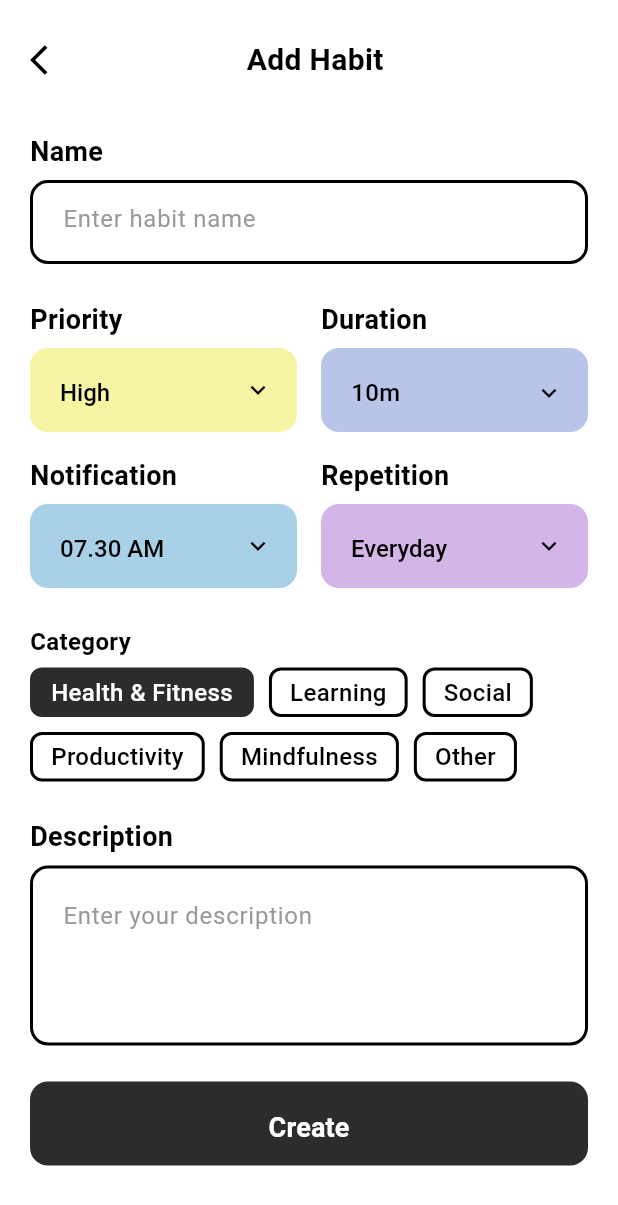
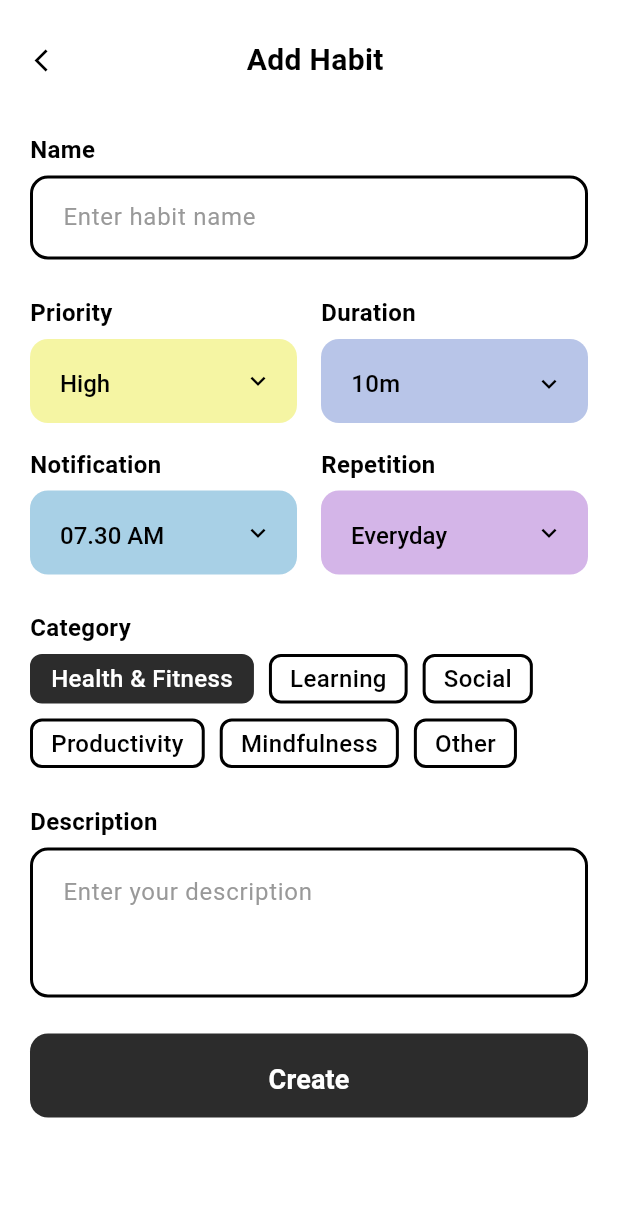
Before and after one commit to ahmed-sufi7/Habify, a Flutter app: the AddHabitScreen screen opened by its route, on a phone screen of 412 x 824 dp. Shown: the top 1205 px of the screen. Run offline on Flutter 3.47's test engine with Material 3 defaults, Android fonts, the phone set to English and light mode, and no system bars; our stand-ins replace firebase_core, shared_preferences, sqflite; accounts and stored records are empty.

Commit message:
Add habit Screen

```diff
--- a/lib/screens/add_habit/add_habit_screen.dart
+++ b/lib/screens/add_habit/add_habit_screen.dart
@@ -69,7 +69,9 @@ class _AddHabitScreenState extends State<AddHabitScreen> with TickerProviderStat
     return Scaffold(
       backgroundColor: const Color(0xFFFFFFFF), // layout.screen.backgroundColor
       appBar: _buildAppBar(),
-      body: _buildBody(),
+      body: SingleChildScrollView(
+        child: _buildScrollableBody(),
+      ),
     );
   }
 
@@ -88,7 +90,7 @@ class _AddHabitScreenState extends State<AddHabitScreen> with TickerProviderStat
                 child: IconButton(
                   icon: const Icon(
                     Icons.arrow_back_ios, // navigation.type: minimal_arrow
-                    size: 24,
+                    size: 18,
                     color: Color(0xFF000000), // primary.text
                   ),
                   onPressed: () => Navigator.of(context).pop(),
@@ -116,7 +118,7 @@ class _AddHabitScreenState extends State<AddHabitScreen> with TickerProviderStat
     );
   }
 
-  Widget _buildBody() {
+  Widget _buildScrollableBody() {
     return Padding(
       padding: const EdgeInsets.fromLTRB(20, 8, 20, 20), // Reduced top padding from 20 to 8
       child: Column(
@@ -140,11 +142,11 @@ class _AddHabitScreenState extends State<AddHabitScreen> with TickerProviderStat
 
           // Description field
           _buildDescriptionField(),
-          const SizedBox(height: 24), // Reduced section gap
+          const SizedBox(height: 24), // Spacing before button
 
           // Create button
           _buildCreateButton(),
-          const SizedBox(height: 14), // Reduced bottom spacing to fix overflow
+          const SizedBox(height: 20), // Bottom spacing for scroll content
         ],
       ),
     );
@@ -157,7 +159,7 @@ class _AddHabitScreenState extends State<AddHabitScreen> with TickerProviderStat
         Text(
           'Name',
           style: const TextStyle(
-            fontSize: 18, // typography.hierarchy.sectionLabel.fontSize
+            fontSize: 16, // typography.hierarchy.sectionLabel.fontSize
             fontWeight: FontWeight.w600, // Matched to Category title font weight
             color: Color(0xFF000000), // typography.hierarchy.sectionLabel.color
           ),
@@ -173,12 +175,16 @@ class _AddHabitScreenState extends State<AddHabitScreen> with TickerProviderStat
               width: 2,
             ),
           ),
+          child: Center(
             child: TextFormField(
               controller: _nameController,
+              textAlign: TextAlign.start,
+              textAlignVertical: TextAlignVertical.center,
               style: const TextStyle(
                 fontSize: 16,
                 fontWeight: FontWeight.w400,
                 color: Color(0xFF000000),
+                height: 1.0, // Set line height to prevent extra spacing
               ),
               decoration: InputDecoration(
                 hintText: 'Enter habit name', // formStructure.sections[0].placeholder
@@ -186,14 +192,18 @@ class _AddHabitScreenState extends State<AddHabitScreen> with TickerProviderStat
                   fontSize: 16, // typography.hierarchy.placeholderText.fontSize
                   fontWeight: FontWeight.w400, // typography.hierarchy.placeholderText.fontWeight
                   color: Color(0xFF999999), // typography.hierarchy.placeholderText.color
+                  height: 1.0, // Match the text height
                 ),
                 contentPadding: const EdgeInsets.symmetric(
-                horizontal: 20, // components.textInput.padding
-                vertical: 16,
+                  horizontal: 20,
+                  vertical: 0, // Let Center widget handle vertical centering
                 ),
                 border: InputBorder.none,
                 enabledBorder: InputBorder.none,
                 focusedBorder: InputBorder.none,
+                isDense: true, // Remove default vertical padding
+                floatingLabelBehavior: FloatingLabelBehavior.never,
+              ),
             ),
           ),
         ),
@@ -260,7 +270,7 @@ class _AddHabitScreenState extends State<AddHabitScreen> with TickerProviderStat
         Text(
           label,
           style: const TextStyle(
-            fontSize: 18, // typography.hierarchy.sectionLabel.fontSize
+            fontSize: 16, // typography.hierarchy.sectionLabel.fontSize
             fontWeight: FontWeight.w600, // Matched to Category title font weight
             color: Color(0xFF000000), // typography.hierarchy.sectionLabel.color
           ),
@@ -329,7 +339,7 @@ class _AddHabitScreenState extends State<AddHabitScreen> with TickerProviderStat
         Text(
           'Duration',
           style: const TextStyle(
-            fontSize: 18, // typography.hierarchy.sectionLabel.fontSize
+            fontSize: 16, // typography.hierarchy.sectionLabel.fontSize
             fontWeight: FontWeight.w600, // Matched to Category title font weight
             color: Color(0xFF000000), // typography.hierarchy.sectionLabel.color
           ),
@@ -481,7 +491,7 @@ class _AddHabitScreenState extends State<AddHabitScreen> with TickerProviderStat
         Text(
           'Description',
           style: const TextStyle(
-            fontSize: 18, // typography.hierarchy.sectionLabel.fontSize
+            fontSize: 16, // typography.hierarchy.sectionLabel.fontSize
             fontWeight: FontWeight.w600, // Matched to Category title font weight
             color: Color(0xFF000000), // typography.hierarchy.sectionLabel.color
           ),
@@ -489,7 +499,7 @@ class _AddHabitScreenState extends State<AddHabitScreen> with TickerProviderStat
         const SizedBox(height: 6), // Reduced label to field spacing
         Container(
           constraints: const BoxConstraints(
-            minHeight: 120, // components.textArea.minHeight
+            minHeight: 100, // Increased from 80 to make it taller
           ),
           decoration: BoxDecoration(
             color: const Color(0xFFFFFFFF), // components.textArea.backgroundColor
@@ -507,6 +517,7 @@ class _AddHabitScreenState extends State<AddHabitScreen> with TickerProviderStat
               fontSize: 16,
               fontWeight: FontWeight.w400,
               color: Color(0xFF000000),
+              height: 1.4, // Better line height for multiline text
             ),
             decoration: InputDecoration(
               hintText: 'Enter your description', // formStructure.sections[4].placeholder
@@ -514,11 +525,16 @@ class _AddHabitScreenState extends State<AddHabitScreen> with TickerProviderStat
                 fontSize: 16, // typography.hierarchy.placeholderText.fontSize
                 fontWeight: FontWeight.w400, // typography.hierarchy.placeholderText.fontWeight
                 color: Color(0xFF999999), // components.textArea.placeholder.color
+                height: 1.4, // Match text height
               ),
-              contentPadding: const EdgeInsets.all(20), // components.textArea.padding
+              contentPadding: const EdgeInsets.symmetric(
+                horizontal: 20, // Match the name field horizontal padding
+                vertical: 16, // Proper vertical padding for multiline text
+              ),
               border: InputBorder.none,
               enabledBorder: InputBorder.none,
               focusedBorder: InputBorder.none,
+              isDense: true,
             ),
           ),
         ),
```
Lines whose indentation alone changed are shown as unchanged.
